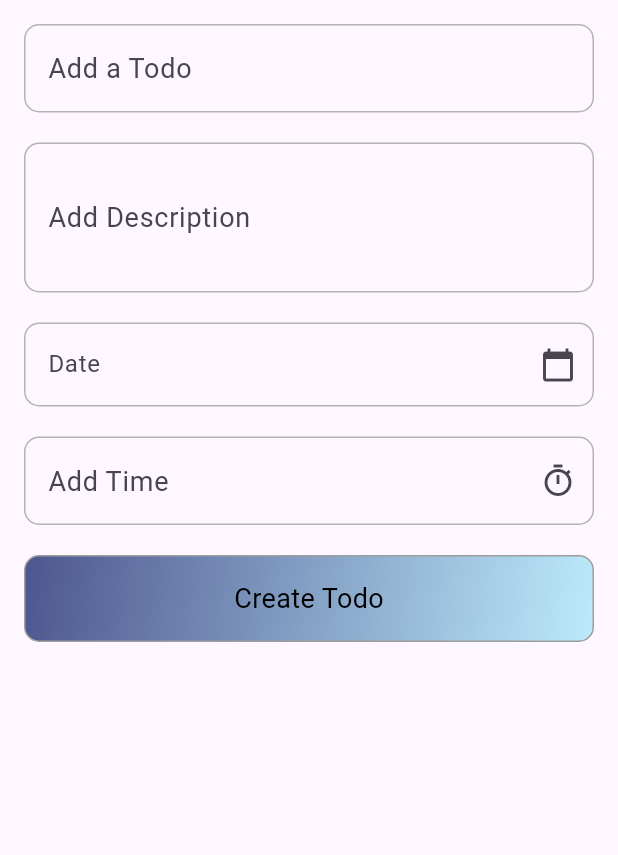
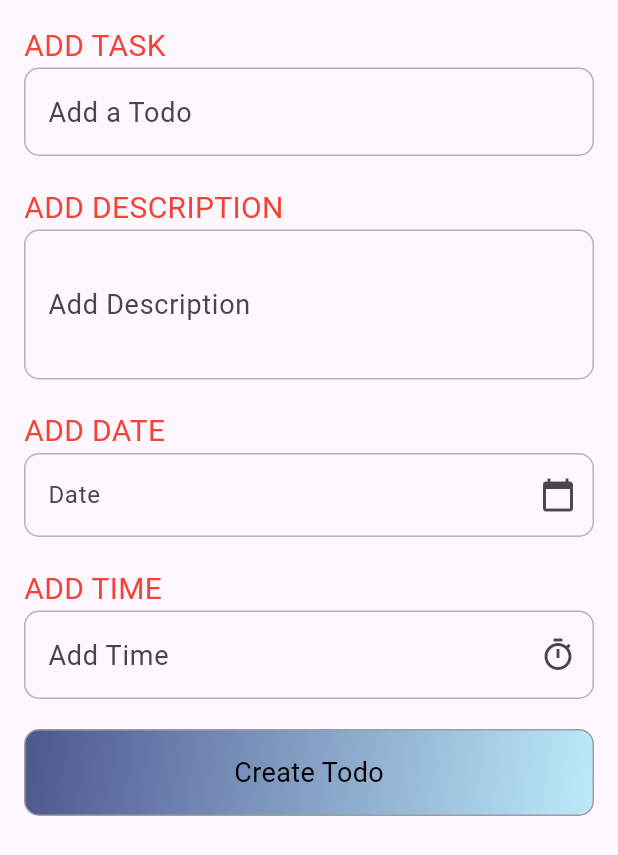
Before and after one commit to CSI-Trainee-2024/Task_4_Sparsh_2311143, a Flutter app: the screen it shows after launch, on a phone screen of 412 x 824 dp. Shown: the top 855 px of the screen. Run offline on Flutter 3.47's test engine with Material 3 defaults, Android fonts, the light colour scheme and no system bars.

Commit message:
Tags added over input box

```diff
--- a/lib/constants/colors.dart
+++ b/lib/constants/colors.dart
@@ -4,3 +4,4 @@ const darkBlueColor = Color(0xff4d568f);
 const lightBlueColor = Color(0xffbcebfb);
 const whiteColor = Colors.white;
 const greyColor = Color(0xffb4b4b4);
+const redcolor = Colors.red;
--- a/lib/pages/add_todo.dart
+++ b/lib/pages/add_todo.dart
@@ -69,6 +69,13 @@ class _HomepageState extends State<AddTodo> {
           child: Column(
               crossAxisAlignment: CrossAxisAlignment.start,
               children: <Widget>[
+                Text(
+                  "ADD TASK",
+                  style: TextStyle(
+                    color: redcolor,
+                    fontSize: 20,
+                  ),
+                ),
                 TextFormField(
                   controller: _titleController,
                   style: TextStyle(fontSize: 18, color: Colors.black),
@@ -86,6 +93,13 @@ class _HomepageState extends State<AddTodo> {
                 ),
                 SizedBox(
                   height: 20,
+                ),
+                Text(
+                  "ADD DESCRIPTION",
+                  style: TextStyle(
+                    color: redcolor,
+                    fontSize: 20,
+                  ),
                 ),
                 SizedBox(
                   height: 100,
@@ -105,11 +119,20 @@ class _HomepageState extends State<AddTodo> {
                         borderRadius: BorderRadius.circular(10.0),
                       ),
                       hintText: 'Add Description',
+
                     ),
                   ),
                 ),
                 SizedBox(
                   height: 20,
+                ),
+
+                Text(
+                  "ADD DATE",
+                  style: TextStyle(
+                    color: redcolor,
+                    fontSize: 20,
+                  ),
                 ),
                 TextFormField(
                   controller: _dateController,
@@ -132,6 +155,14 @@ class _HomepageState extends State<AddTodo> {
                 ),
                 SizedBox(
                   height: 20,
+                ),
+
+                Text(
+                  "ADD TIME",
+                  style: TextStyle(
+                    color: redcolor,
+                    fontSize: 20,
+                  ),
                 ),
                 TextFormField(
                     controller: _timeController,
```
